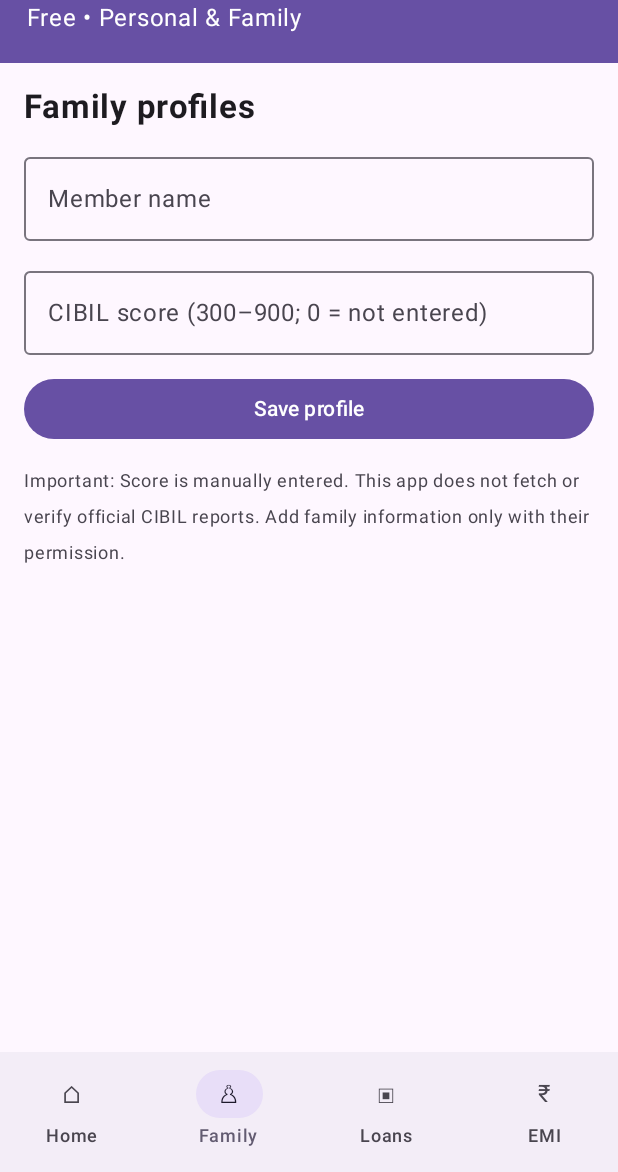
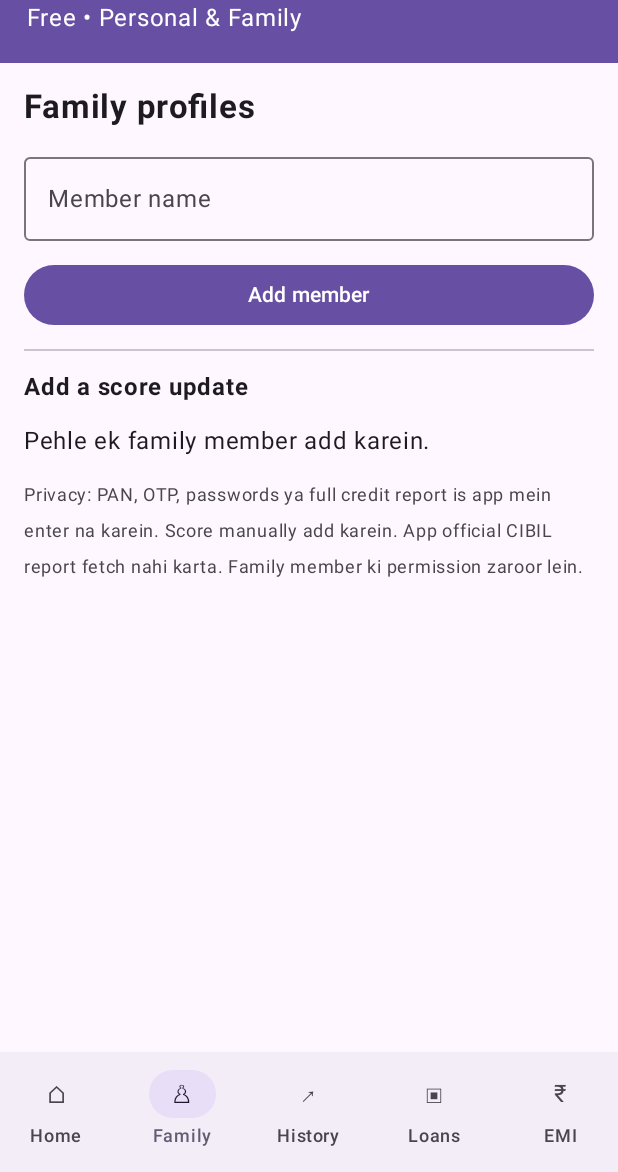
Before and after one commit to athh9394-jpg/Cosmic-Planet-Maker, an Android app built with Jetpack Compose: the screen it shows after launch (MainActivity), item 2 of the bottom bar chosen, on a phone screen of 412 x 824 dp, the part 64-1236 px from its top. Run offline under Robolectric (Android 15) with nearby library versions, the phone set to English and light mode, and no system bars.

Commit message:
Add personal score history and safer CIBIL tracking flow

```diff
--- a/MyFamilyCibilTracker/app/src/main/java/com/myfamilycibiltracker/MainActivity.kt
+++ b/MyFamilyCibilTracker/app/src/main/java/com/myfamilycibiltracker/MainActivity.kt
@@ -21,10 +21,14 @@ import androidx.compose.ui.unit.dp
 import androidx.compose.ui.unit.sp
 import org.json.JSONArray
 import org.json.JSONObject
+import java.text.SimpleDateFormat
+import java.util.Date
+import java.util.Locale
 import kotlin.math.pow
 
 data class Member(val name: String, val score: Int)
 data class Loan(val member: String, val lender: String, val balance: Double, val emi: Double)
+data class ScoreEntry(val member: String, val score: Int, val date: Long, val note: String)
 
 class MainActivity : ComponentActivity() {
     override fun onCreate(savedInstanceState: Bundle?) {
@@ -40,6 +44,7 @@ fun TrackerApp() {
     var page by remember { mutableStateOf("Home") }
     var members by remember { mutableStateOf(readMembers(prefs)) }
     var loans by remember { mutableStateOf(readLoans(prefs)) }
+    var history by remember { mutableStateOf(readHistory(prefs)) }
 
     Scaffold(
         topBar = {
@@ -53,10 +58,10 @@ fun TrackerApp() {
         },
         bottomBar = {
             NavigationBar {
-                listOf("Home", "Family", "Loans", "EMI").forEach { item ->
+                listOf("Home", "Family", "History", "Loans", "EMI").forEach { item ->
                     NavigationBarItem(
                         selected = page == item, onClick = { page = item },
-                        icon = { Text(when (item) { "Home" -> "⌂"; "Family" -> "♙"; "Loans" -> "▣"; else -> "₹" }) },
+                        icon = { Text(when (item) { "Home" -> "⌂"; "Family" -> "♙"; "History" -> "↗"; "Loans" -> "▣"; else -> "₹" }) },
                         label = { Text(item) }
                     )
                 }
@@ -74,20 +79,34 @@ fun TrackerApp() {
                         SummaryCard("Family profiles", members.size.toString(), Modifier.weight(1f))
                         SummaryCard("Tracked loans", loans.size.toString(), Modifier.weight(1f))
                     }
-                    Text("Credit score overview", fontWeight = FontWeight.Bold, fontSize = 18.sp)
+                    val latest = history.groupBy { it.member }.mapValues { it.value.maxByOrNull { e -> e.date } }
+                    Text("Latest credit scores", fontWeight = FontWeight.Bold, fontSize = 18.sp)
                     if (members.isEmpty()) Text("Family tab se pehla profile add karein.")
-                    members.forEach { MemberCard(it) }
-                    Button(onClick = { page = "Family" }, modifier = Modifier.fillMaxWidth()) { Text("Add family member") }
+                    members.forEach { member ->
+                        val entry = latest[member.name]
+                        MemberCard(member.copy(score = entry?.score ?: member.score), entry?.date)
+                    }
+                    Button(onClick = { page = "Family" }, modifier = Modifier.fillMaxWidth()) { Text("Add family member / score") }
                     OutlinedButton(onClick = { openCibil(context) }, modifier = Modifier.fillMaxWidth()) {
-                        Text("Official CIBIL report kholein")
+                        Text("Official CIBIL website par report check karein")
                     }
                 }
-                "Family" -> FamilyPage(members, { name, score ->
-                    members = members + Member(name, score); writeMembers(prefs, members)
+                "Family" -> FamilyPage(members, { name ->
+                    if (members.none { it.name.equals(name, ignoreCase = true) }) {
+                        members = members + Member(name, 0); writeMembers(prefs, members)
+                    }
+                }, { member, score, note ->
+                    val entry = ScoreEntry(member, score, System.currentTimeMillis(), note)
+                    history = history + entry
+                    writeHistory(prefs, history)
+                    members = members.map { if (it.name == member) it.copy(score = score) else it }
+                    writeMembers(prefs, members)
                 }, { member ->
                     members = members.filterNot { it == member }; writeMembers(prefs, members)
                     loans = loans.filterNot { it.member == member.name }; writeLoans(prefs, loans)
+                    history = history.filterNot { it.member == member.name }; writeHistory(prefs, history)
                 })
+                "History" -> HistoryPage(history)
                 "Loans" -> LoanPage(members, loans, { member, lender, balance, emi ->
                     loans = loans + Loan(member, lender, balance, emi); writeLoans(prefs, loans)
                 }, { loan ->
@@ -96,7 +115,7 @@ fun TrackerApp() {
                 else -> EmiPage()
             }
             Text(
-                "Important: Score is manually entered. This app does not fetch or verify official CIBIL reports. Add family information only with their permission.",
+                "Privacy: PAN, OTP, passwords ya full credit report is app mein enter na karein. Score manually add karein. App official CIBIL report fetch nahi karta. Family member ki permission zaroor lein.",
                 color = MaterialTheme.colorScheme.onSurfaceVariant, fontSize = 12.sp
             )
         }
@@ -114,12 +133,12 @@ fun SummaryCard(label: String, value: String, modifier: Modifier = Modifier) {
 }
 
 @Composable
-fun MemberCard(member: Member) {
+fun MemberCard(member: Member, date: Long?) {
     Card(Modifier.fillMaxWidth(), shape = RoundedCornerShape(14.dp)) {
         Row(Modifier.fillMaxWidth().padding(14.dp), horizontalArrangement = Arrangement.SpaceBetween) {
             Column {
                 Text(member.name, fontWeight = FontWeight.SemiBold)
-                Text("Manually entered score", fontSize = 12.sp)
+                Text(if (date == null) "No score saved yet" else "Updated: ${formatDate(date)}", fontSize = 12.sp)
             }
             Text(if (member.score == 0) "—" else member.score.toString(),
                 fontSize = 23.sp, fontWeight = FontWeight.Bold)
@@ -128,35 +147,75 @@ fun MemberCard(member: Member) {
 }
 
 @Composable
-fun FamilyPage(members: List<Member>, onAdd: (String, Int) -> Unit, onDelete: (Member) -> Unit) {
+fun FamilyPage(members: List<Member>, onAdd: (String) -> Unit,
+               onScore: (String, Int, String) -> Unit, onDelete: (Member) -> Unit) {
     var name by remember { mutableStateOf("") }
+    var selected by remember(members) { mutableStateOf(members.firstOrNull()?.name.orEmpty()) }
     var score by remember { mutableStateOf("") }
+    var note by remember { mutableStateOf("") }
     Text("Family profiles", fontSize = 22.sp, fontWeight = FontWeight.Bold)
     OutlinedTextField(name, { name = it }, label = { Text("Member name") }, modifier = Modifier.fillMaxWidth())
-    OutlinedTextField(
-        score, { score = it.filter(Char::isDigit).take(3) },
-        label = { Text("CIBIL score (300–900; 0 = not entered)") },
-        keyboardOptions = KeyboardOptions(keyboardType = KeyboardType.Number),
-        modifier = Modifier.fillMaxWidth()
-    )
     Button(onClick = {
-        val value = score.toIntOrNull() ?: 0
-        if (name.isNotBlank() && (value == 0 || value in 300..900)) {
-            onAdd(name.trim(), value); name = ""; score = ""
+        if (name.isNotBlank() && members.none { it.name.equals(name.trim(), true) }) {
+            onAdd(name.trim()); selected = name.trim(); name = ""
         }
-    }, modifier = Modifier.fillMaxWidth()) { Text("Save profile") }
+    }, modifier = Modifier.fillMaxWidth()) { Text("Add member") }
+    Divider()
+    Text("Add a score update", fontWeight = FontWeight.Bold)
+    if (members.isNotEmpty()) {
+        var expanded by remember { mutableStateOf(false) }
+        Box {
+            OutlinedButton(onClick = { expanded = true }) { Text(selected.ifBlank { "Select member" }) }
+            DropdownMenu(expanded, { expanded = false }) {
+                members.forEach { m -> DropdownMenuItem(text = { Text(m.name) },
+                    onClick = { selected = m.name; expanded = false }) }
+            }
+        }
+        OutlinedTextField(score, { score = it.filter(Char::isDigit).take(3) },
+            label = { Text("CIBIL score (300–900)") },
+            keyboardOptions = KeyboardOptions(keyboardType = KeyboardType.Number), modifier = Modifier.fillMaxWidth())
+        OutlinedTextField(note, { note = it }, label = { Text("Note (optional, e.g. report checked)") },
+            modifier = Modifier.fillMaxWidth())
+        Button(onClick = {
+            val value = score.toIntOrNull()
+            if (selected.isNotBlank() && value in 300..900) {
+                onScore(selected, value!!, note.trim()); score = ""; note = ""
+            }
+        }, modifier = Modifier.fillMaxWidth()) { Text("Save score update") }
+    } else Text("Pehle ek family member add karein.")
     members.forEach { member ->
         Card(Modifier.fillMaxWidth()) {
             Row(Modifier.fillMaxWidth().padding(12.dp), horizontalArrangement = Arrangement.SpaceBetween) {
                 Column(Modifier.weight(1f)) {
                     Text(member.name, fontWeight = FontWeight.SemiBold)
-                    Text("Score: " + if (member.score == 0) "Not entered" else member.score.toString())
+                    Text("Latest score: " + if (member.score == 0) "Not entered" else member.score.toString())
                 }
                 TextButton(onClick = { onDelete(member) }) { Text("Delete") }
             }
         }
     }
 }
+
+@Composable
+fun HistoryPage(history: List<ScoreEntry>) {
+    Text("Score history", fontSize = 22.sp, fontWeight = FontWeight.Bold)
+    if (history.isEmpty()) Text("Abhi koi score update save nahi hua.")
+    history.sortedByDescending { it.date }.forEach { entry ->
+        Card(Modifier.fillMaxWidth()) {
+            Column(Modifier.padding(14.dp)) {
+                Row(Modifier.fillMaxWidth(), horizontalArrangement = Arrangement.SpaceBetween) {
+                    Text(entry.member, fontWeight = FontWeight.SemiBold)
+                    Text(entry.score.toString(), fontSize = 22.sp, fontWeight = FontWeight.Bold)
+                }
+                Text(formatDate(entry.date), fontSize = 12.sp)
+                if (entry.note.isNotBlank()) Text(entry.note)
+            }
+        }
+    }
+}
+
+fun formatDate(value: Long): String =
+    SimpleDateFormat("dd MMM yyyy, hh:mm a", Locale.getDefault()).format(Date(value))
 
 @Composable
 fun LoanPage(members: List<Member>, loans: List<Loan>, onAdd: (String, String, Double, Double) -> Unit,
@@ -237,12 +296,24 @@ fun writeMembers(p: android.content.SharedPreferences, list: List<Member>) {
     p.edit().putString("members", a.toString()).apply()
 }
 
+fun readHistory(p: android.content.SharedPreferences): List<ScoreEntry> = try {
+    val a = JSONArray(p.getString("history", "[]"))
+    (0 until a.length()).map { val o = a.getJSONObject(it)
+        ScoreEntry(o.getString("member"), o.getInt("score"), o.getLong("date"), o.optString("note", "")) }
+} catch (_: Exception) { emptyList() }
+
+fun writeHistory(p: android.content.SharedPreferences, list: List<ScoreEntry>) {
+    val a = JSONArray()
+    list.forEach { a.put(JSONObject().put("member", it.member).put("score", it.score)
+        .put("date", it.date).put("note", it.note)) }
+    p.edit().putString("history", a.toString()).apply()
+}
+
 fun readLoans(p: android.content.SharedPreferences): List<Loan> = try {
     val a = JSONArray(p.getString("loans", "[]"))
     (0 until a.length()).map { val o = a.getJSONObject(it)
         Loan(o.getString("member"), o.getString("lender"), o.getDouble("balance"), o.getDouble("emi")) }
 } catch (_: Exception) { emptyList() }
-
 fun writeLoans(p: android.content.SharedPreferences, list: List<Loan>) {
     val a = JSONArray()
     list.forEach { a.put(JSONObject().put("member", it.member).put("lender", it.lender)
```
